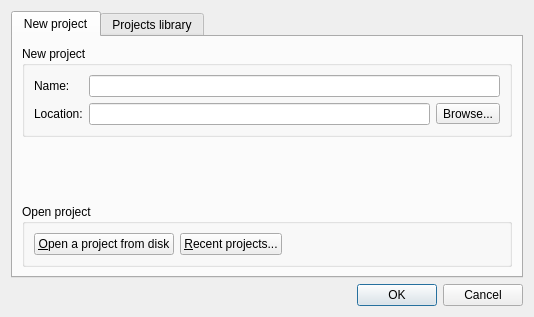
Qt form gns3/ui/project_dialog.ui (GNS3/gns3-gui) before a commit.
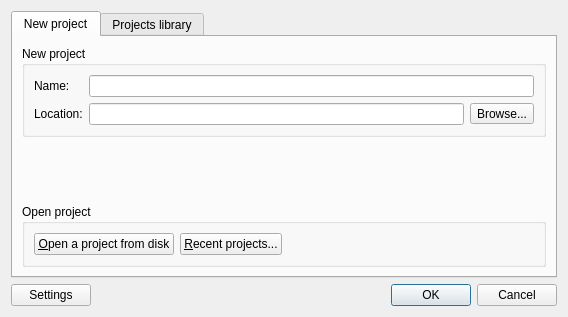
The same form after that commit.

Commit message:
Display a settings button in the project dialog page
Fix #1442

What changed in the file:
```diff
--- a/gns3/ui/project_dialog.ui
+++ b/gns3/ui/project_dialog.ui
@@ -9,7 +9,7 @@
    <rect>
     <x>0</x>
     <y>0</y>
-    <width>534</width>
+    <width>568</width>
     <height>317</height>
    </rect>
   </property>
@@ -200,6 +200,26 @@
    </item>
    <item>
     <layout class="QHBoxLayout" name="horizontalLayout">
+     <item>
+      <widget class="QPushButton" name="uiSettingsPushButton">
+       <property name="text">
+        <string>Settings</string>
+       </property>
+      </widget>
+     </item>
+     <item>
+      <spacer name="horizontalSpacer_3">
+       <property name="orientation">
+        <enum>Qt::Horizontal</enum>
+       </property>
+       <property name="sizeHint" stdset="0">
+        <size>
+         <width>40</width>
+         <height>20</height>
+        </size>
+       </property>
+      </spacer>
+     </item>
      <item>
       <widget class="QDialogButtonBox" name="uiButtonBox">
        <property name="orientation">
```
The commit also changes 3 other files.
